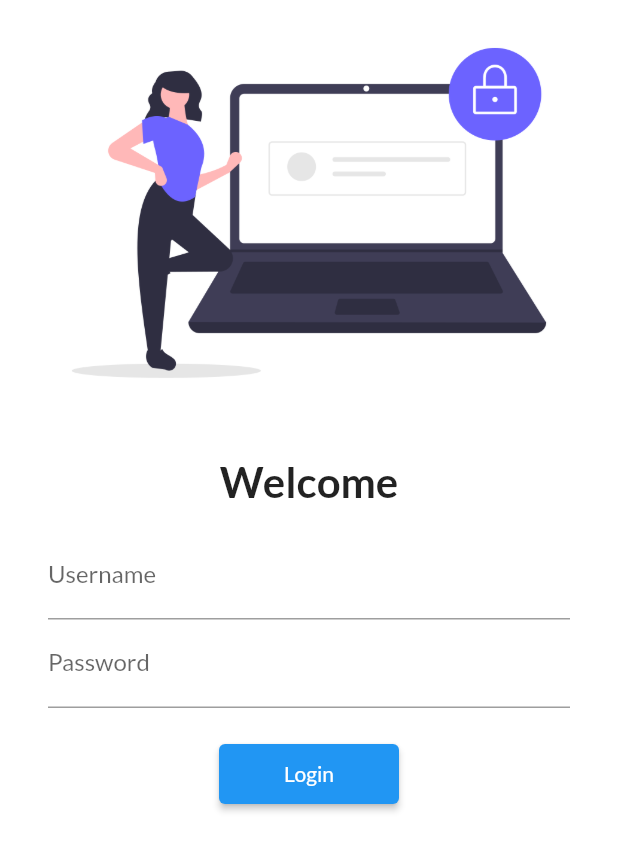
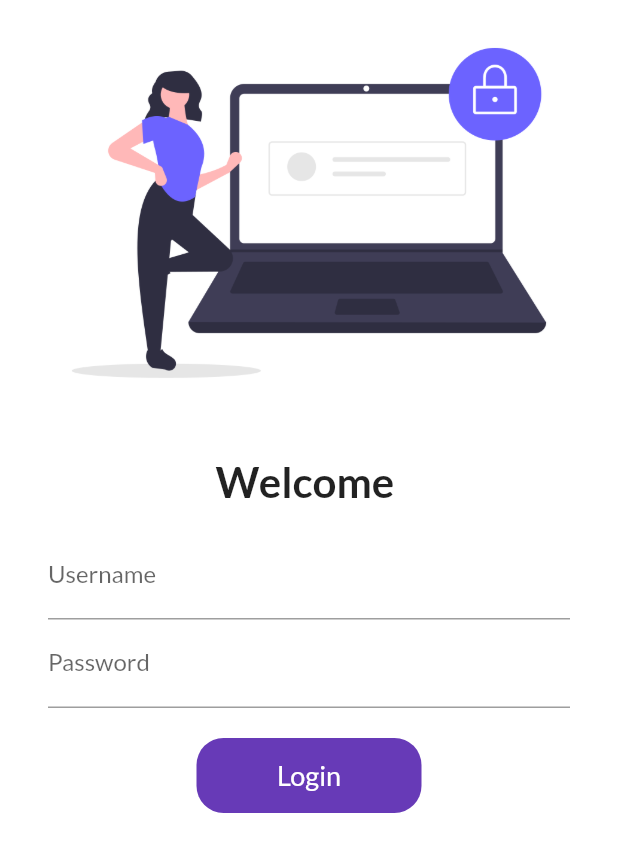
Before and after one commit to adityaiiitL/30DaysOfFlutter, a Flutter app: the screen it shows after launch, on a phone screen of 412 x 824 dp. Shown: the top 852 px of the screen. Run offline on Flutter 3.47's test engine with Material 2 defaults, Android fonts, the phone set to English and light mode, and no system bars; our stand-ins replace google_fonts.

Commit message:
day 6 complete

```diff
--- a/lib/main.dart
+++ b/lib/main.dart
@@ -16,7 +16,7 @@ class myApp extends StatelessWidget {
     return MaterialApp(
       themeMode: ThemeMode.light,
       theme: ThemeData(
-        primarySwatch: Colors.blue,
+        primarySwatch: Colors.deepPurple,
         fontFamily: GoogleFonts.lato().fontFamily,
       ),
       // debugShowCheckedModeBanner: false,
--- a/lib/pages/login_page.dart
+++ b/lib/pages/login_page.dart
@@ -1,9 +1,16 @@
 import 'package:flutter/material.dart';
 import 'package:flutter_application_1/utils/routes.dart';
 
-class LoginPage extends StatelessWidget {
+class LoginPage extends StatefulWidget {
   const LoginPage({Key? key}) : super(key: key);
 
+  @override
+  _LoginPageState createState() => _LoginPageState();
+}
+
+class _LoginPageState extends State<LoginPage> {
+  String name = "";
+  bool changeButton = false;
   @override
   Widget build(BuildContext context) {
     return Material(
@@ -19,7 +26,7 @@ class LoginPage extends StatelessWidget {
                 height: 20.0,
               ),
               Text(
-                "Welcome",
+                "Welcome $name",
                 style: TextStyle(
                   fontSize: 28,
                   fontWeight: FontWeight.bold,
@@ -37,6 +44,10 @@ class LoginPage extends StatelessWidget {
                         hintText: "Enter username",
                         labelText: "Username",
                       ),
+                      onChanged: (value) {
+                        name = value;
+                        setState(() {});
+                      },
                     ),
                     TextFormField(
                       obscureText: true,
@@ -48,13 +59,40 @@ class LoginPage extends StatelessWidget {
                     SizedBox(
                       height: 20.0,
                     ),
-                    ElevatedButton(
-                      onPressed: () {
+                    InkWell(
+                      onTap: () async {
+                        setState(() {
+                          changeButton = true;
+                        });
+                        await Future.delayed(Duration(seconds: 1));
                         Navigator.pushNamed(context, MyRoutes.homeRoute);
                       },
-                      child: Text("Login"),
-                      style: TextButton.styleFrom(
-                        minimumSize: Size(120, 40),
+                      child: AnimatedContainer(
+                        duration: Duration(seconds: 1),
+                        width: changeButton ? 50 : 150,
+                        height: 50,
+                        alignment: Alignment.center,
+                        child: changeButton
+                            ? Icon(
+                                Icons.done,
+                                color: Colors.white,
+                              )
+                            : Text(
+                                "Login",
+                                style: TextStyle(
+                                  color: Colors.white,
+                                  // fontWeight: FontWeight.bold,
+                                  fontSize: 18,
+                                ),
+                              ),
+                        decoration: BoxDecoration(
+                          color: Colors.deepPurple,
+                          // shape: changeButton
+                          //     ? BoxShape.circle
+                          //     : BoxShape.rectangle,
+                          borderRadius:
+                              BorderRadius.circular(changeButton ? 50 : 18),
+                        ),
                       ),
                     )
                   ],
```
